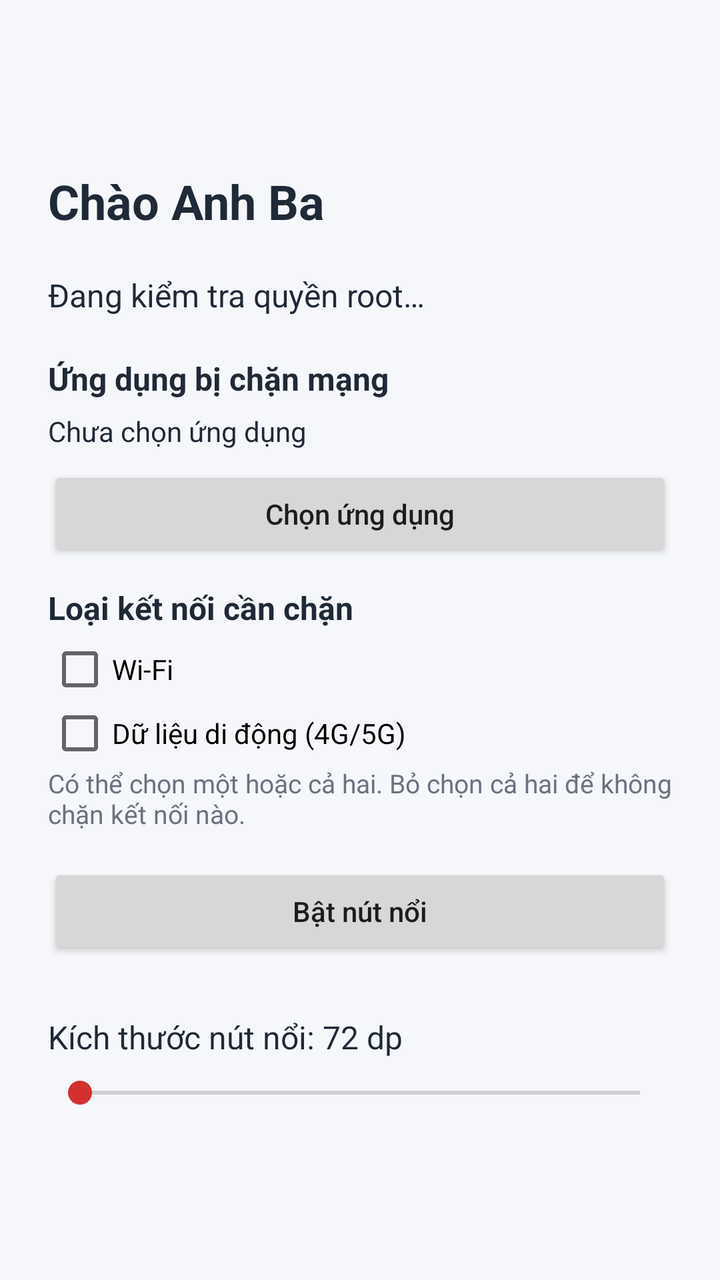
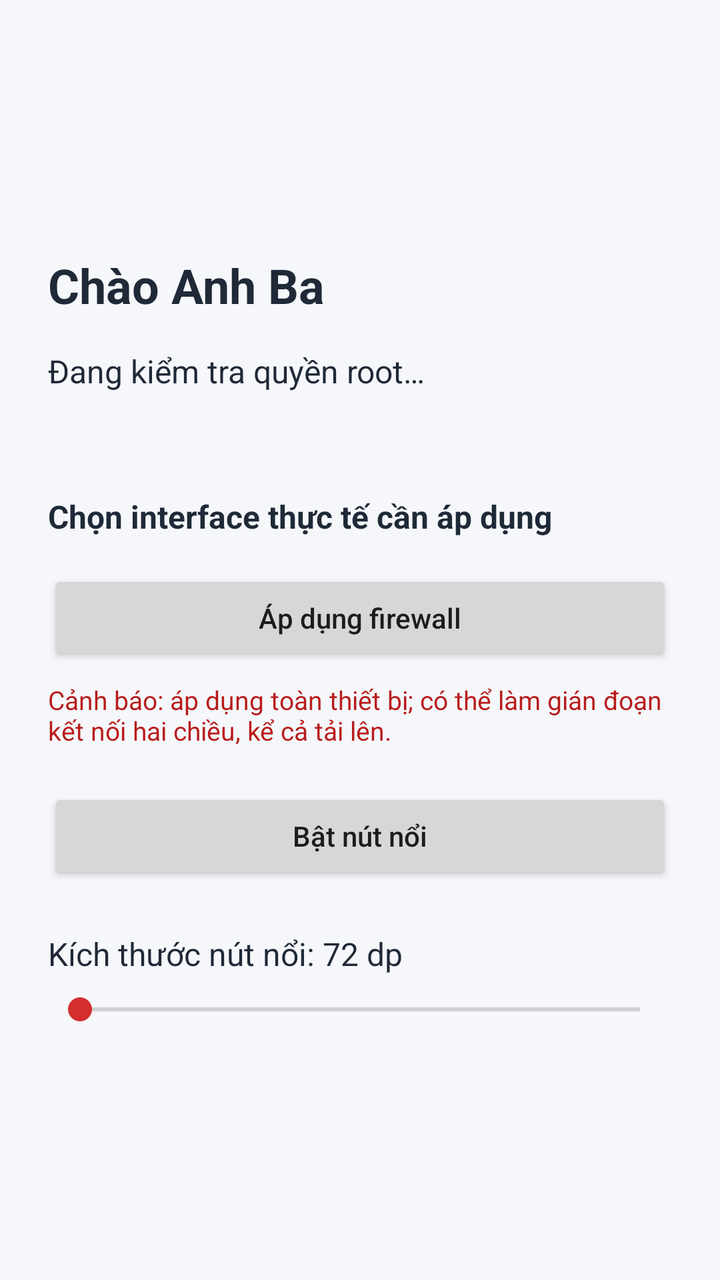

Screens rendered from an Android XML layout before and after an edit, with the pre-edit source and the edit as a unified diff.
<!-- AndroidManifest.xml: application theme Theme.NutNoi -->
<!-- res/layout/activity_main.xml -->
<?xml version="1.0" encoding="utf-8"?>
<ScrollView xmlns:android="http://schemas.android.com/apk/res/android"
    android:layout_width="match_parent"
    android:layout_height="match_parent"
    android:fillViewport="true"
    android:background="#F5F7FA">

    <LinearLayout
        android:layout_width="match_parent"
        android:layout_height="wrap_content"
        android:orientation="vertical"
        android:padding="24dp"
        android:gravity="center_vertical">

        <TextView
            android:layout_width="match_parent"
            android:layout_height="wrap_content"
            android:text="@string/greeting"
            android:textColor="#1F2937"
            android:textSize="24sp"
            android:textStyle="bold"
            android:layout_marginBottom="20dp" />

        <TextView
            android:id="@+id/rootStatus"
            android:layout_width="match_parent"
            android:layout_height="wrap_content"
            android:text="@string/root_status_checking"
            android:textColor="#1F2937"
            android:textSize="16sp"
            android:paddingBottom="20dp"
            android:accessibilityLiveRegion="polite" />

        <TextView
            android:layout_width="match_parent"
            android:layout_height="wrap_content"
            android:text="@string/choose_app_title"
            android:textColor="#1F2937"
            android:textSize="16sp"
            android:textStyle="bold"
            android:paddingBottom="6dp" />

        <TextView
            android:id="@+id/selectedAppLabel"
            android:layout_width="match_parent"
            android:layout_height="wrap_content"
            android:text="@string/no_app_selected"
            android:textColor="#1F2937"
            android:textSize="14sp"
            android:paddingBottom="8dp" />

        <Button
            android:id="@+id/btnChooseApp"
            android:layout_width="match_parent"
            android:layout_height="wrap_content"
            android:text="@string/choose_app_button"
            android:textAllCaps="false"
            android:layout_marginBottom="12dp" />

        <TextView
            android:layout_width="match_parent"
            android:layout_height="wrap_content"
            android:text="@string/network_block_options"
            android:textColor="#1F2937"
            android:textSize="16sp"
            android:textStyle="bold"
            android:paddingBottom="4dp" />

        <CheckBox
            android:id="@+id/blockWifiCheckBox"
            android:layout_width="match_parent"
            android:layout_height="wrap_content"
            android:text="@string/block_wifi" />

        <CheckBox
            android:id="@+id/blockMobileDataCheckBox"
            android:layout_width="match_parent"
            android:layout_height="wrap_content"
            android:text="@string/block_mobile_data" />

        <TextView
            android:layout_width="match_parent"
            android:layout_height="wrap_content"
            android:text="@string/network_block_options_hint"
            android:textColor="#6B7280"
            android:textSize="13sp"
            android:paddingBottom="16dp" />

        <Button
            android:id="@+id/btnToggleOverlay"
            android:layout_width="match_parent"
            android:layout_height="wrap_content"
            android:text="@string/enable_button"
            android:textAllCaps="false"
            android:layout_marginBottom="28dp" />

        <TextView
            android:id="@+id/overlaySizeLabel"
            android:layout_width="match_parent"
            android:layout_height="wrap_content"
            android:labelFor="@id/overlaySizeSeekBar"
            android:text="@string/overlay_size_value_default"
            android:textColor="#1F2937"
            android:textSize="16sp"
            android:paddingBottom="8dp" />

        <SeekBar
            android:id="@+id/overlaySizeSeekBar"
            android:layout_width="match_parent"
            android:layout_height="wrap_content"
            android:contentDescription="@string/overlay_size_label" />
    </LinearLayout>
</ScrollView>
<!-- resources referenced by this layout -->
<resources>
  <string name="block_mobile_data">Dữ liệu di động (4G/5G)</string>
  <string name="block_wifi">Wi-Fi</string>
  <string name="choose_app_button">Chọn ứng dụng</string>
  <string name="choose_app_title">Ứng dụng bị chặn mạng</string>
  <string name="enable_button">Bật nút nổi</string>
  <string name="greeting">Chào Anh Ba</string>
  <string name="network_block_options">Loại kết nối cần chặn</string>
  <string name="network_block_options_hint">Có thể chọn một hoặc cả hai. Bỏ chọn cả hai để không chặn kết nối nào.</string>
  <string name="no_app_selected">Chưa chọn ứng dụng</string>
  <string name="overlay_size_label">Kích thước nút nổi</string>
  <string name="overlay_size_value_default">Kích thước nút nổi: 72 dp</string>
  <string name="root_status_checking">Đang kiểm tra quyền root…</string>
  <style name="Theme.NutNoi" parent="Theme.AppCompat.DayNight.NoActionBar">
          <item name="colorPrimary">#1976D2</item>
          <item name="colorPrimaryDark">#1565C0</item>
          <item name="colorAccent">#D32F2F</item>
          <item name="android:statusBarColor">@android:color/transparent</item>
          <item name="android:navigationBarColor">@android:color/transparent</item>
      </style>
</resources>

<!-- the commit's change to res/layout/activity_main.xml (unified diff, before → after) -->
@@ -4,14 +4,12 @@
     android:layout_height="match_parent"
     android:fillViewport="true"
     android:background="#F5F7FA">
-
     <LinearLayout
         android:layout_width="match_parent"
         android:layout_height="wrap_content"
         android:orientation="vertical"
         android:padding="24dp"
         android:gravity="center_vertical">
-
         <TextView
             android:layout_width="match_parent"
             android:layout_height="wrap_content"
@@ -19,8 +17,7 @@
             android:textColor="#1F2937"
             android:textSize="24sp"
             android:textStyle="bold"
-            android:layout_marginBottom="20dp" />
-
+            android:layout_marginBottom="16dp" />
         <TextView
             android:id="@+id/rootStatus"
             android:layout_width="match_parent"
@@ -28,35 +25,15 @@
             android:text="@string/root_status_checking"
             android:textColor="#1F2937"
             android:textSize="16sp"
-            android:paddingBottom="20dp"
+            android:paddingBottom="16dp"
             android:accessibilityLiveRegion="polite" />
-
         <TextView
+            android:id="@+id/deviceInfo"
             android:layout_width="match_parent"
             android:layout_height="wrap_content"
-            android:text="@string/choose_app_title"
-            android:textColor="#1F2937"
-            android:textSize="16sp"
-            android:textStyle="bold"
-            android:paddingBottom="6dp" />
-
-        <TextView
-            android:id="@+id/selectedAppLabel"
-            android:layout_width="match_parent"
-            android:layout_height="wrap_content"
-            android:text="@string/no_app_selected"
             android:textColor="#1F2937"
             android:textSize="14sp"
-            android:paddingBottom="8dp" />
-
-        <Button
-            android:id="@+id/btnChooseApp"
-            android:layout_width="match_parent"
-            android:layout_height="wrap_content"
-            android:text="@string/choose_app_button"
-            android:textAllCaps="false"
-            android:layout_marginBottom="12dp" />
-
+            android:paddingBottom="16dp" />
         <TextView
             android:layout_width="match_parent"
             android:layout_height="wrap_content"
@@ -65,35 +42,33 @@
             android:textSize="16sp"
             android:textStyle="bold"
             android:paddingBottom="4dp" />
-
-        <CheckBox
-            android:id="@+id/blockWifiCheckBox"
+        <LinearLayout
+            android:id="@+id/interfaceChoices"
             android:layout_width="match_parent"
             android:layout_height="wrap_content"
-            android:text="@string/block_wifi" />
-
-        <CheckBox
-            android:id="@+id/blockMobileDataCheckBox"
+            android:orientation="vertical" />
+        <Button
+            android:id="@+id/btnApplyFirewall"
             android:layout_width="match_parent"
             android:layout_height="wrap_content"
-            android:text="@string/block_mobile_data" />
-
+            android:text="@string/apply_firewall"
+            android:textAllCaps="false"
+            android:layout_marginTop="12dp"
+            android:layout_marginBottom="8dp" />
         <TextView
             android:layout_width="match_parent"
             android:layout_height="wrap_content"
-            android:text="@string/network_block_options_hint"
-            android:textColor="#6B7280"
+            android:text="@string/firewall_warning_short"
+            android:textColor="#B91C1C"
             android:textSize="13sp"
-            android:paddingBottom="16dp" />
-
+            android:paddingBottom="20dp" />
         <Button
             android:id="@+id/btnToggleOverlay"
             android:layout_width="match_parent"
             android:layout_height="wrap_content"
             android:text="@string/enable_button"
             android:textAllCaps="false"
-            android:layout_marginBottom="28dp" />
-
+            android:layout_marginBottom="24dp" />
         <TextView
             android:id="@+id/overlaySizeLabel"
             android:layout_width="match_parent"
@@ -103,7 +78,6 @@
             android:textColor="#1F2937"
             android:textSize="16sp"
             android:paddingBottom="8dp" />
-
         <SeekBar
             android:id="@+id/overlaySizeSeekBar"
             android:layout_width="match_parent"
<!-- resource entries referenced after the edit -->
@@ -1,14 +1,10 @@
 <!-- resources referenced by this layout -->
 <resources>
-  <string name="block_mobile_data">Dữ liệu di động (4G/5G)</string>
-  <string name="block_wifi">Wi-Fi</string>
-  <string name="choose_app_button">Chọn ứng dụng</string>
-  <string name="choose_app_title">Ứng dụng bị chặn mạng</string>
+  <string name="apply_firewall">Áp dụng firewall</string>
   <string name="enable_button">Bật nút nổi</string>
+  <string name="firewall_warning_short">Cảnh báo: áp dụng toàn thiết bị; có thể làm gián đoạn kết nối hai chiều, kể cả tải lên.</string>
   <string name="greeting">Chào Anh Ba</string>
-  <string name="network_block_options">Loại kết nối cần chặn</string>
-  <string name="network_block_options_hint">Có thể chọn một hoặc cả hai. Bỏ chọn cả hai để không chặn kết nối nào.</string>
-  <string name="no_app_selected">Chưa chọn ứng dụng</string>
+  <string name="network_block_options">Chọn interface thực tế cần áp dụng</string>
   <string name="overlay_size_label">Kích thước nút nổi</string>
   <string name="overlay_size_value_default">Kích thước nút nổi: 72 dp</string>
   <string name="root_status_checking">Đang kiểm tra quyền root…</string>
